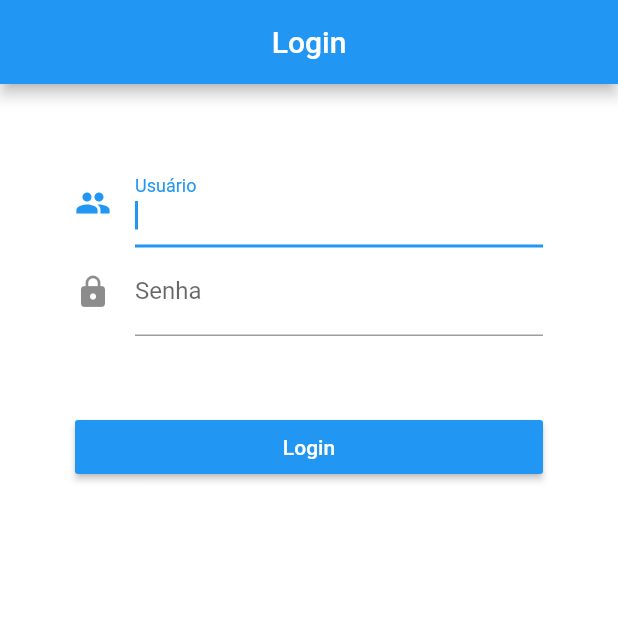
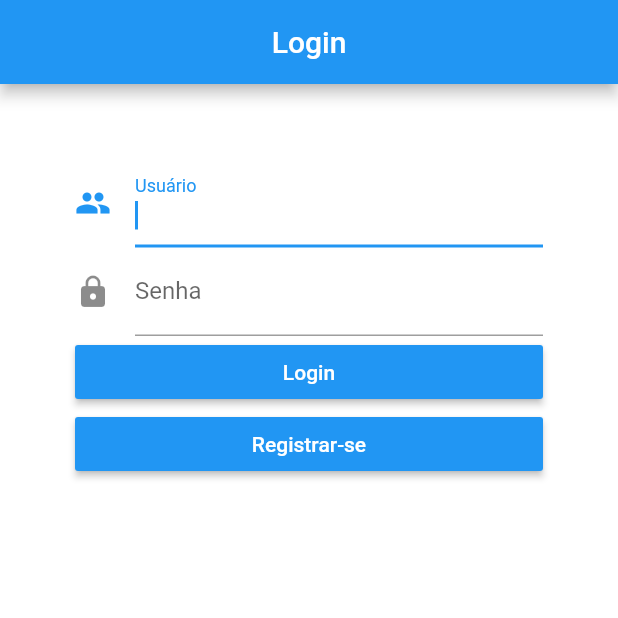
Before and after one commit to seibertanderson/InterdisciplinarIII, a Flutter app: the screen it shows after launch, on a phone screen of 412 x 824 dp, the top half of it. Run offline on Flutter 3.47's test engine with Material 2 defaults, Android fonts, the phone set to English and light mode, and no system bars.

```diff
--- a/lib/login.dart
+++ b/lib/login.dart
@@ -34,8 +34,7 @@ class _LoginState extends State<Login> {
                   focusNode: focusNomeUsuario,
                   autofocus: true,
                   textInputAction: TextInputAction.next,
-                  validator
-                  : (valor) {
+                  validator: (valor) {
                     if (valor.isEmpty) {
                       FocusScope.of(context).requestFocus(focusNomeUsuario);
                       return "Informe o nome";
@@ -47,7 +46,6 @@ class _LoginState extends State<Login> {
                   keyboardType: TextInputType.text,
                   controller: nomeUsuario,
                 ),
-
                 TextFormField(
                   focusNode: focusSenhaUsuario,
                   autofocus: true,
@@ -65,7 +63,6 @@ class _LoginState extends State<Login> {
                   keyboardType: TextInputType.text,
                   controller: senhaUsuario,
                 ),
-               SizedBox(height: 50,),
                 RaisedButton(
                     child: Text(
                       "Login",
@@ -74,11 +71,20 @@ class _LoginState extends State<Login> {
                     color: Colors.blue,
                     onPressed: () {
                       if (formkey.currentState.validate()) {
-                      setState(() {
-                      });
+                        setState(() {});
                       }
+                    }),
+                RaisedButton(
+                    child: Text(
+                      "Registrar-se",
+                      style: TextStyle(color: Colors.white),
+                    ),
+                    color: Colors.blue,
+                    onPressed: () {
+                      if (formkey.currentState.validate()) {
+                        setState(() {});
                       }
-            ),
+                    }),
               ],
             ),
           ),
--- a/pubspec.yaml
+++ b/pubspec.yaml
@@ -17,6 +17,7 @@ environment:
   sdk: ">=2.1.0 <3.0.0"
 
 dependencies:
+  cloud_firestore: any
   flutter:
     sdk: flutter
 
```
Also changed, not shown: pubspec.lock, 8 other files. Lines whose indentation alone changed are shown as unchanged.
